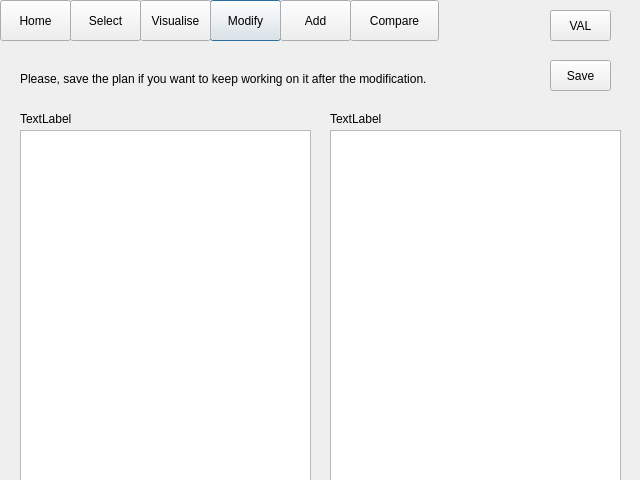
Qt form comparison.ui (ariannabettin/FYPArianna) before a commit.
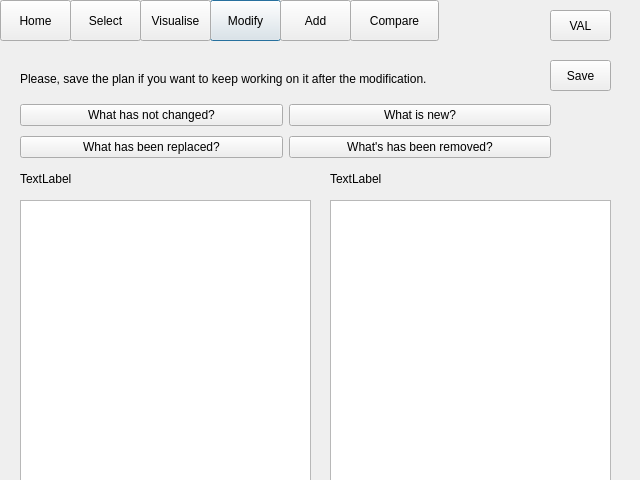
The same form after that commit.

What changed in the file:
```diff
--- a/comparison.ui
+++ b/comparison.ui
@@ -95,9 +95,9 @@
    <property name="geometry">
     <rect>
      <x>20</x>
-     <y>130</y>
+     <y>200</y>
      <width>291</width>
-     <height>361</height>
+     <height>281</height>
     </rect>
    </property>
   </widget>
@@ -105,9 +105,9 @@
    <property name="geometry">
     <rect>
      <x>330</x>
-     <y>130</y>
-     <width>291</width>
-     <height>361</height>
+     <y>200</y>
+     <width>281</width>
+     <height>281</height>
     </rect>
    </property>
   </widget>
@@ -115,8 +115,8 @@
    <property name="geometry">
     <rect>
      <x>20</x>
-     <y>110</y>
-     <width>67</width>
+     <y>170</y>
+     <width>281</width>
      <height>17</height>
     </rect>
    </property>
@@ -128,8 +128,8 @@
    <property name="geometry">
     <rect>
      <x>330</x>
-     <y>110</y>
-     <width>67</width>
+     <y>170</y>
+     <width>281</width>
      <height>17</height>
     </rect>
    </property>
@@ -176,6 +176,54 @@
     <string>Please, save the plan if you want to keep working on it after the modification.</string>
    </property>
   </widget>
+  <widget class="QWidget" name="layoutWidget">
+   <property name="geometry">
+    <rect>
+     <x>20</x>
+     <y>100</y>
+     <width>531</width>
+     <height>62</height>
+    </rect>
+   </property>
+   <layout class="QVBoxLayout" name="verticalLayout">
+    <item>
+     <layout class="QHBoxLayout" name="horizontalLayout">
+      <item>
+       <widget class="QPushButton" name="noChangesButton">
+        <property name="text">
+         <string>What has not changed?</string>
+        </property>
+       </widget>
+      </item>
+      <item>
+       <widget class="QPushButton" name="newsButton">
+        <property name="text">
+         <string>What is new?</string>
+        </property>
+       </widget>
+      </item>
+     </layout>
+    </item>
+    <item>
+     <layout class="QHBoxLayout" name="horizontalLayout_2">
+      <item>
+       <widget class="QPushButton" name="replacedButton">
+        <property name="text">
+         <string>What has been replaced?</string>
+        </property>
+       </widget>
+      </item>
+      <item>
+       <widget class="QPushButton" name="removedButton">
+        <property name="text">
+         <string>What's has been removed?</string>
+        </property>
+       </widget>
+      </item>
+     </layout>
+    </item>
+   </layout>
+  </widget>
  </widget>
  <resources/>
  <connections>
```
